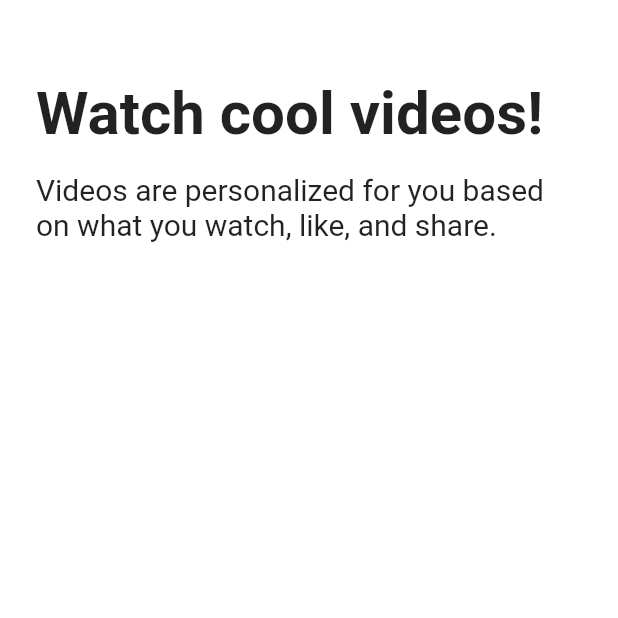
After one commit to flow2lime/tiktok-app, a Flutter app: the TutorialScreen screen opened directly, on a phone screen of 412 x 824 dp, the top half of it. The commit adds this screen. Run offline on Flutter 3.47's test engine with Material 2 defaults, Android fonts, the phone set to English and light mode, and no system bars; our stand-ins replace font_awesome_flutter.

Commit message:
[feat & mod] added tutorial screen & replaced to AnimatedCrossFade

```diff
--- a/lib/features/onboarding/interests_screen.dart
+++ b/lib/features/onboarding/interests_screen.dart
@@ -1,5 +1,6 @@
 import 'package:flutter/cupertino.dart';
 import 'package:flutter/material.dart';
+import 'package:tiktok_app/features/onboarding/tutorial_screen.dart';
 import 'package:tiktok_app/features/onboarding/widgets/intereste_button.dart';
 
 import '../../constants/gaps.dart';
@@ -66,6 +67,15 @@ class _InterestsScreenState extends State<InterestsScreen> {
       _showTitle = false;
     }
     setState(() {});
+  }
+
+  void _onNextTap() {
+    Navigator.push(
+      context,
+      MaterialPageRoute(
+        builder: (context) => const TutorialScreen(),
+      ),
+    );
   }
 
   @override
@@ -142,7 +152,7 @@ class _InterestsScreenState extends State<InterestsScreen> {
             right: Sizes.size24,
           ),
           child: CupertinoButton(
-            onPressed: () {},
+            onPressed: _onNextTap,
             color: Theme.of(context).primaryColor,
             child: const Text('Next'),
           ),
--- /dev/null
+++ b/lib/features/onboarding/tutorial_screen.dart
@@ -0,0 +1,116 @@
+import 'package:flutter/cupertino.dart';
+import 'package:flutter/material.dart';
+
+import '../../constants/gaps.dart';
+import '../../constants/sizes.dart';
+
+enum Direction { right, left }
+
+enum Page { first, second }
+
+class TutorialScreen extends StatefulWidget {
+  const TutorialScreen({super.key});
+
+  @override
+  State<TutorialScreen> createState() => _TutorialScreenState();
+}
+
+class _TutorialScreenState extends State<TutorialScreen> {
+  Direction _direction = Direction.right;
+  Page _showingPage = Page.first;
+
+  void _onPanUpdate(DragUpdateDetails details) {
+    details.delta.dx > 0
+        ? _direction = Direction.right
+        : _direction = Direction.left;
+
+    setState(() {});
+  }
+
+  void _onPanEnd(DragEndDetails details) {
+    _direction == Direction.left
+        ? _showingPage = Page.second
+        : _showingPage = Page.first;
+
+    setState(() {});
+  }
+
+  @override
+  Widget build(BuildContext context) {
+    return GestureDetector(
+      onPanUpdate: _onPanUpdate,
+      onPanEnd: _onPanEnd,
+      child: Scaffold(
+        body: Padding(
+          padding: const EdgeInsets.symmetric(
+            horizontal: Sizes.size24,
+          ),
+          child: SafeArea(
+            child: AnimatedCrossFade(
+              firstChild: const Column(
+                crossAxisAlignment: CrossAxisAlignment.start,
+                children: [
+                  Gaps.v52,
+                  Text(
+                    'Watch cool videos!',
+                    style: TextStyle(
+                      fontSize: Sizes.size40,
+                      fontWeight: FontWeight.bold,
+                    ),
+                  ),
+                  Gaps.v16,
+                  Text(
+                    'Videos are personalized for you based on what you watch, like, and share.',
+                    style: TextStyle(
+                      fontSize: Sizes.size20,
+                    ),
+                  ),
+                ],
+              ),
+              secondChild: const Column(
+                crossAxisAlignment: CrossAxisAlignment.start,
+                children: [
+                  Gaps.v52,
+                  Text(
+                    'Follow the rules',
+                    style: TextStyle(
+                      fontSize: Sizes.size40,
+                      fontWeight: FontWeight.bold,
+                    ),
+                  ),
+                  Gaps.v16,
+                  Text(
+                    'Take care one another. Please!',
+                    style: TextStyle(
+                      fontSize: Sizes.size20,
+                    ),
+                  ),
+                ],
+              ),
+              crossFadeState: _showingPage == Page.first
+                  ? CrossFadeState.showFirst
+                  : CrossFadeState.showSecond,
+              duration: const Duration(milliseconds: 300),
+            ),
+          ),
+        ),
+        bottomNavigationBar: BottomAppBar(
+            child: Padding(
+          padding: const EdgeInsets.symmetric(
+            vertical: Sizes.size24,
+            horizontal: Sizes.size24,
+          ),
+          child: AnimatedOpacity(
+            duration: const Duration(milliseconds: 300),
+            opacity: _showingPage == Page.first ? 0 : 1,
+            child: CupertinoButton(
+              onPressed: () {},
+              color: Theme.of(context).primaryColor,
+              child: const Text('Start'),
+            ),
+          ),
+        )),
+      ),
+    );
+  }
+}
```
